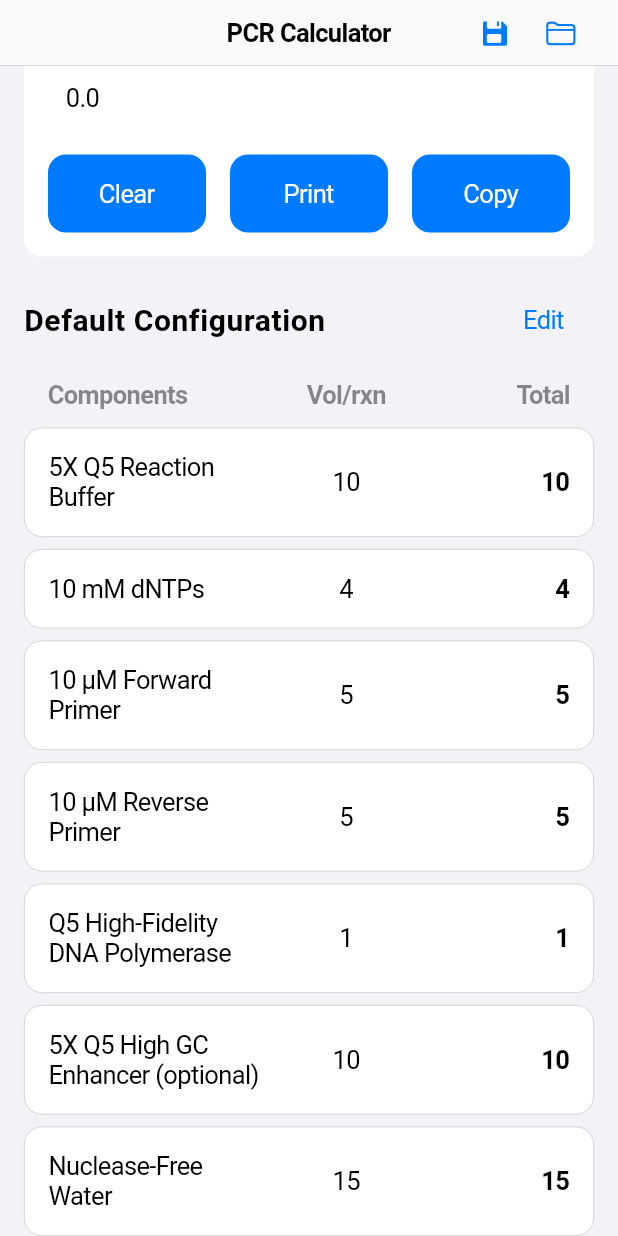
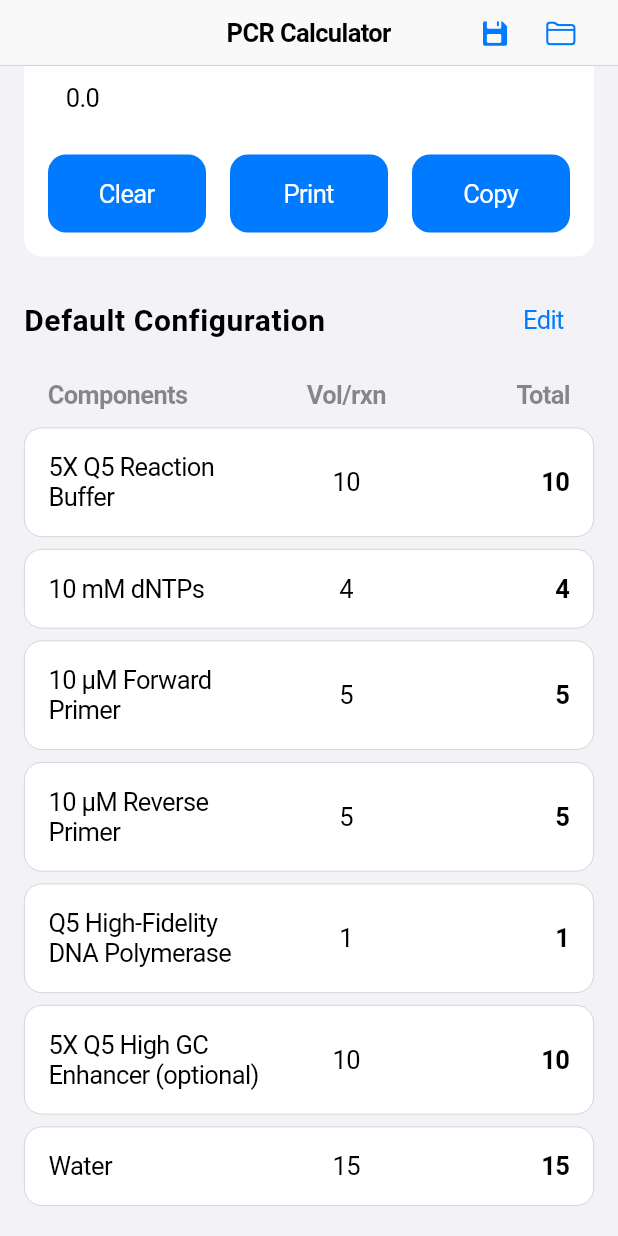
Before and after one commit to alextu870719/Lab-Studio, a Flutter app: the screen it shows after launch, scrolled down 132 dp, on a phone screen of 412 x 824 dp. Run offline on Flutter 3.47's test engine with Material 3 defaults, Android fonts, the phone set to English and light mode, and no system bars; our stand-ins replace printing, shared_preferences.

Commit message:
📝 簡化試劑名稱：Nuclease-Free Water → Water
- 將 'Nuclease-Free Water' 改為更簡潔的 'Water'
- 更新試劑定義、計算邏輯和所有相關引用
- 保持功能完整性，僅改變顯示名稱
- 提升用戶介面的簡潔性和可讀性

```diff
--- a/lib/main.dart
+++ b/lib/main.dart
@@ -141,7 +141,7 @@ class _PcrCalculatorPageState extends State<PcrCalculatorPage> {
     Reagent(id: 'reverse_primer', name: '10 µM Reverse Primer', proportion: 5.0 / 50.0),
     Reagent(id: 'polymerase', name: 'Q5 High-Fidelity DNA Polymerase', proportion: 1.0 / 50.0),
     Reagent(id: 'gc_enhancer', name: '5X Q5 High GC Enhancer (optional)', proportion: 10.0 / 50.0, isOptional: true),
-    Reagent(id: 'water', name: 'Nuclease-Free Water', proportion: 0.0),
+    Reagent(id: 'water', name: 'Water', proportion: 0.0),
   ];
 
   // Controllers for edit mode to prevent focus loss
@@ -209,7 +209,7 @@ class _PcrCalculatorPageState extends State<PcrCalculatorPage> {
 
       // 計算其他試劑
       for (var reagent in _reagents) {
-        if (reagent.name == 'Nuclease-Free Water') continue;
+        if (reagent.name == 'Water') continue;
 
         double singleReactionVolume = reagent.proportion * totalVolumePerReaction;
         double totalReagentVolume = singleReactionVolume * numReactions;
@@ -223,10 +223,10 @@ class _PcrCalculatorPageState extends State<PcrCalculatorPage> {
       if (waterVolume < 0) {
         _hasVolumeError = true;
         // Set water to 0 to show the problem, but keep reagents visible
-        _calculatedTotalVolumes['Nuclease-Free Water'] = 0.0;
+        _calculatedTotalVolumes['Water'] = 0.0;
       } else {
         _hasVolumeError = false;
-        _calculatedTotalVolumes['Nuclease-Free Water'] = waterVolume;
+        _calculatedTotalVolumes['Water'] = waterVolume;
       }
     });
   }
```
